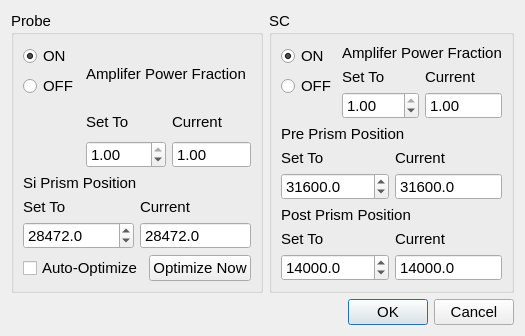
Qt form qt_designer/qt_bcars2_laser_setup.ui (usnistgov/bcars_microscope) before a commit.
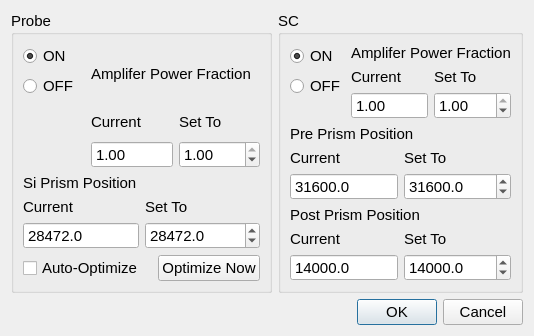
The same form after that commit.

Commit message: Laser stuff now works

```diff
--- a/qt_designer/qt_bcars2_laser_setup.ui
+++ b/qt_designer/qt_bcars2_laser_setup.ui
@@ -74,30 +74,6 @@
         </item>
         <item>
          <layout class="QHBoxLayout" name="horizontalLayout">
-          <item>
-           <layout class="QVBoxLayout" name="verticalLayout_3">
-            <item>
-             <widget class="QLabel" name="label_2">
-              <property name="text">
-               <string>Set To</string>
-              </property>
-             </widget>
-            </item>
-            <item>
-             <widget class="QDoubleSpinBox" name="spinBoxProbeSetAmp">
-              <property name="maximum">
-               <double>1.000000000000000</double>
-              </property>
-              <property name="singleStep">
-               <double>0.100000000000000</double>
-              </property>
-              <property name="value">
-               <double>1.000000000000000</double>
-              </property>
-             </widget>
-            </item>
-           </layout>
-          </item>
           <item>
            <layout class="QVBoxLayout" name="verticalLayout_2">
             <item>
@@ -128,6 +104,30 @@
             </item>
            </layout>
           </item>
+          <item>
+           <layout class="QVBoxLayout" name="verticalLayout_3">
+            <item>
+             <widget class="QLabel" name="label_2">
+              <property name="text">
+               <string>Set To</string>
+              </property>
+             </widget>
+            </item>
+            <item>
+             <widget class="QDoubleSpinBox" name="spinBoxProbeSetAmp">
+              <property name="maximum">
+               <double>1.000000000000000</double>
+              </property>
+              <property name="singleStep">
+               <double>0.100000000000000</double>
+              </property>
+              <property name="value">
+               <double>1.000000000000000</double>
+              </property>
+             </widget>
+            </item>
+           </layout>
+          </item>
          </layout>
         </item>
        </layout>
@@ -143,36 +143,6 @@
         </item>
         <item>
          <layout class="QHBoxLayout" name="horizontalLayout_2">
-          <item>
-           <layout class="QVBoxLayout" name="verticalLayout_6">
-            <item>
-             <widget class="QLabel" name="label_5">
-              <property name="text">
-               <string>Set To</string>
-              </property>
-             </widget>
-            </item>
-            <item>
-             <widget class="QDoubleSpinBox" name="spinBoxProbeSetPrism">
-              <property name="decimals">
-               <number>1</number>
-              </property>
-              <property name="minimum">
-               <double>26000.000000000000000</double>
-              </property>
-              <property name="maximum">
-               <double>33000.000000000000000</double>
-              </property>
-              <property name="singleStep">
-               <double>100.000000000000000</double>
-              </property>
-              <property name="value">
-               <double>28472.000000000000000</double>
-              </property>
-             </widget>
-            </item>
-           </layout>
-          </item>
           <item>
            <layout class="QVBoxLayout" name="verticalLayout_7">
             <item>
@@ -209,6 +179,36 @@
             </item>
            </layout>
           </item>
+          <item>
+           <layout class="QVBoxLayout" name="verticalLayout_6">
+            <item>
+             <widget class="QLabel" name="label_5">
+              <property name="text">
+               <string>Set To</string>
+              </property>
+             </widget>
+            </item>
+            <item>
+             <widget class="QDoubleSpinBox" name="spinBoxProbeSetPrism">
+              <property name="decimals">
+               <number>1</number>
+              </property>
+              <property name="minimum">
+               <double>26000.000000000000000</double>
+              </property>
+              <property name="maximum">
+               <double>33000.000000000000000</double>
+              </property>
+              <property name="singleStep">
+               <double>100.000000000000000</double>
+              </property>
+              <property name="value">
+               <double>28472.000000000000000</double>
+              </property>
+             </widget>
+            </item>
+           </layout>
+          </item>
          </layout>
         </item>
        </layout>
@@ -216,7 +216,7 @@
       <item row="2" column="0" colspan="2">
        <widget class="QCheckBox" name="checkBoxProbeAutoOpti">
         <property name="text">
-         <string>Auto-Optimize</string>
+         <string>Auto-Optimize  </string>
         </property>
        </widget>
       </item>
@@ -250,30 +250,6 @@
         </item>
         <item>
          <layout class="QHBoxLayout" name="horizontalLayout_5">
-          <item>
-           <layout class="QVBoxLayout" name="verticalLayout_17">
-            <item>
-             <widget class="QLabel" name="label_14">
-              <property name="text">
-               <string>Set To</string>
-              </property>
-             </widget>
-            </item>
-            <item>
-             <widget class="QDoubleSpinBox" name="spinBoxSCSetAmp">
-              <property name="maximum">
-               <double>1.000000000000000</double>
-              </property>
-              <property name="singleStep">
-               <double>0.100000000000000</double>
-              </property>
-              <property name="value">
-               <double>1.000000000000000</double>
-              </property>
-             </widget>
-            </item>
-           </layout>
-          </item>
           <item>
            <layout class="QVBoxLayout" name="verticalLayout_18">
             <item>
@@ -304,6 +280,30 @@
             </item>
            </layout>
           </item>
+          <item>
+           <layout class="QVBoxLayout" name="verticalLayout_17">
+            <item>
+             <widget class="QLabel" name="label_14">
+              <property name="text">
+               <string>Set To</string>
+              </property>
+             </widget>
+            </item>
+            <item>
+             <widget class="QDoubleSpinBox" name="spinBoxSCSetAmp">
+              <property name="maximum">
+               <double>1.000000000000000</double>
+              </property>
+              <property name="singleStep">
+               <double>0.100000000000000</double>
+              </property>
+              <property name="value">
+               <double>1.000000000000000</double>
+              </property>
+             </widget>
+            </item>
+           </layout>
+          </item>
          </layout>
         </item>
        </layout>
@@ -319,36 +319,6 @@
         </item>
         <item>
          <layout class="QHBoxLayout" name="horizontalLayout_6">
-          <item>
-           <layout class="QVBoxLayout" name="verticalLayout_20">
-            <item>
-             <widget class="QLabel" name="label_17">
-              <property name="text">
-               <string>Set To</string>
-              </property>
-             </widget>
-            </item>
-            <item>
-             <widget class="QDoubleSpinBox" name="spinBoxSCSetPre">
-              <property name="decimals">
-               <number>1</number>
-              </property>
-              <property name="minimum">
-               <double>26000.000000000000000</double>
-              </property>
-              <property name="maximum">
-               <double>33000.000000000000000</double>
-              </property>
-              <property name="singleStep">
-               <double>100.000000000000000</double>
-              </property>
-              <property name="value">
-               <double>31600.000000000000000</double>
-              </property>
-             </widget>
-            </item>
-           </layout>
-          </item>
           <item>
            <layout class="QVBoxLayout" name="verticalLayout_21">
             <item>
@@ -385,6 +355,36 @@
             </item>
            </layout>
           </item>
+          <item>
+           <layout class="QVBoxLayout" name="verticalLayout_20">
+            <item>
+             <widget class="QLabel" name="label_17">
+              <property name="text">
+               <string>Set To</string>
+              </property>
+             </widget>
+            </item>
+            <item>
+             <widget class="QDoubleSpinBox" name="spinBoxSCSetPre">
+              <property name="decimals">
+               <number>1</number>
+              </property>
+              <property name="minimum">
+               <double>26000.000000000000000</double>
+              </property>
+              <property name="maximum">
+               <double>33000.000000000000000</double>
+              </property>
+              <property name="singleStep">
+               <double>100.000000000000000</double>
+              </property>
+              <property name="value">
+               <double>31600.000000000000000</double>
+              </property>
+             </widget>
+            </item>
+           </layout>
+          </item>
          </layout>
         </item>
        </layout>
@@ -434,36 +434,6 @@
         </item>
         <item>
          <layout class="QHBoxLayout" name="horizontalLayout_7">
-          <item>
-           <layout class="QVBoxLayout" name="verticalLayout_23">
-            <item>
-             <widget class="QLabel" name="label_20">
-              <property name="text">
-               <string>Set To</string>
-              </property>
-             </widget>
-            </item>
-            <item>
-             <widget class="QDoubleSpinBox" name="spinBoxSCSetPost">
-              <property name="decimals">
-               <number>1</number>
-              </property>
-              <property name="minimum">
-               <double>10000.000000000000000</double>
-              </property>
-              <property name="maximum">
-               <double>18000.000000000000000</double>
-              </property>
-              <property name="singleStep">
-               <double>100.000000000000000</double>
-              </property>
-              <property name="value">
-               <double>14000.000000000000000</double>
-              </property>
-             </widget>
-            </item>
-           </layout>
-          </item>
           <item>
            <layout class="QVBoxLayout" name="verticalLayout_24">
             <item>
@@ -500,6 +470,36 @@
             </item>
            </layout>
           </item>
+          <item>
+           <layout class="QVBoxLayout" name="verticalLayout_23">
+            <item>
+             <widget class="QLabel" name="label_20">
+              <property name="text">
+               <string>Set To</string>
+              </property>
+             </widget>
+            </item>
+            <item>
+             <widget class="QDoubleSpinBox" name="spinBoxSCSetPost">
+              <property name="decimals">
+               <number>1</number>
+              </property>
+              <property name="minimum">
+               <double>10000.000000000000000</double>
+              </property>
+              <property name="maximum">
+               <double>18000.000000000000000</double>
+              </property>
+              <property name="singleStep">
+               <double>100.000000000000000</double>
+              </property>
+              <property name="value">
+               <double>14000.000000000000000</double>
+              </property>
+             </widget>
+            </item>
+           </layout>
+          </item>
          </layout>
         </item>
        </layout>
```
The commit also changes 2 other files.
